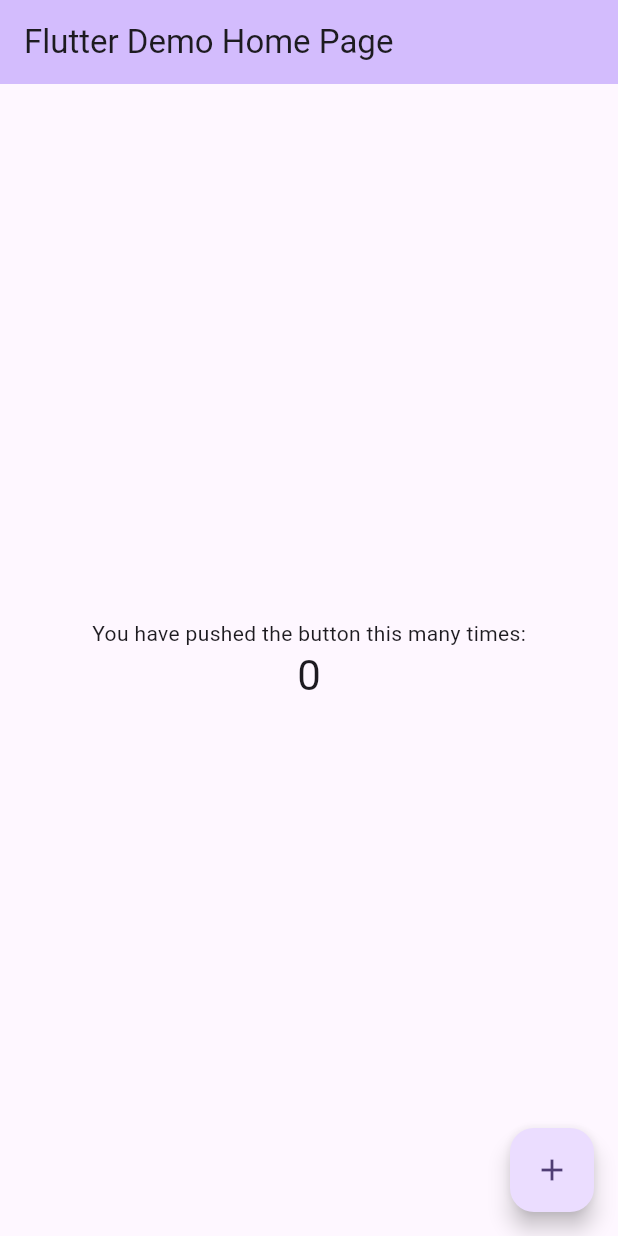
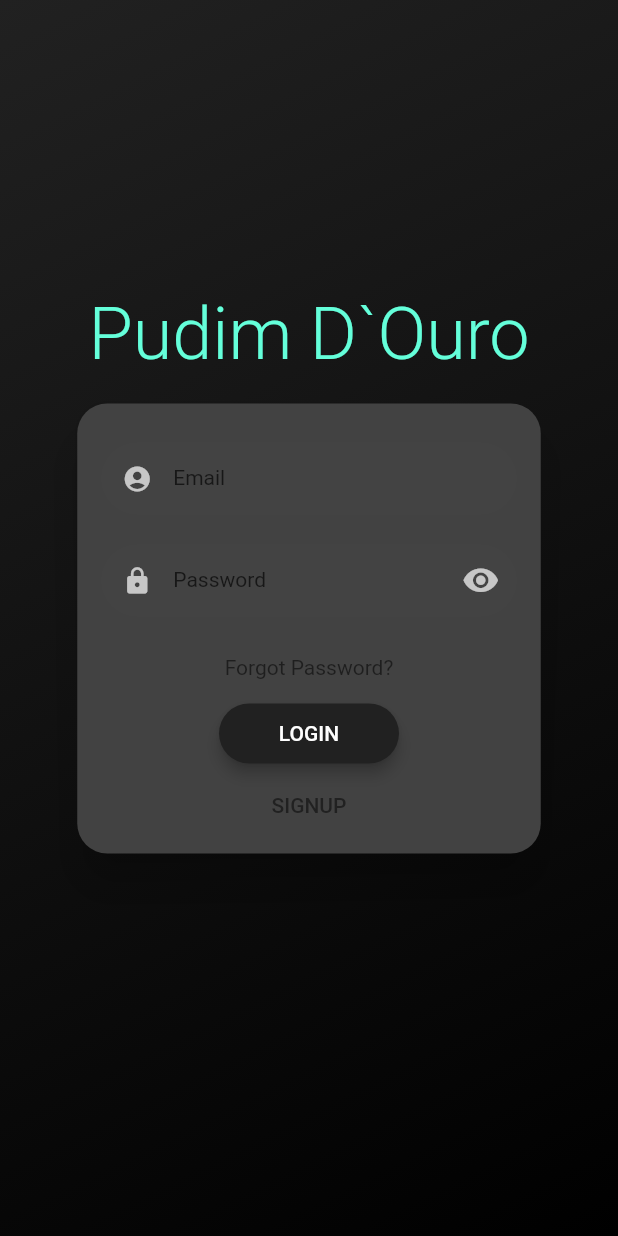
Before and after one commit to EdreiFernandes/pudim_douro, a Flutter app: the screen it shows after launch, on a phone screen of 412 x 824 dp. Run offline on Flutter 3.47's test engine with Material 2 defaults, Android fonts, the phone set to English and light mode, and no system bars; drawn by our look-alikes of flutter_login.

Commit message:
Creating login template (#1)
* Using flutter_login

* Using dark theme

```diff
--- a/pudim_douro/lib/main.dart
+++ b/pudim_douro/lib/main.dart
@@ -1,4 +1,5 @@
 import 'package:flutter/material.dart';
+import 'package:pudim_douro/screens/login_screen.dart';
 
 void main() {
   runApp(const MyApp());
@@ -7,119 +8,12 @@ void main() {
 class MyApp extends StatelessWidget {
   const MyApp({super.key});
 
-  // This widget is the root of your application.
   @override
   Widget build(BuildContext context) {
     return MaterialApp(
       title: 'Flutter Demo',
-      theme: ThemeData(
-        // This is the theme of your application.
-        //
-        // TRY THIS: Try running your application with "flutter run". You'll see
-        // the application has a blue toolbar. Then, without quitting the app,
-        // try changing the seedColor in the colorScheme below to Colors.green
-        // and then invoke "hot reload" (save your changes or press the "hot
-        // reload" button in a Flutter-supported IDE, or press "r" if you used
-        // the command line to start the app).
-        //
-        // Notice that the counter didn't reset back to zero; the application
-        // state is not lost during the reload. To reset the state, use hot
-        // restart instead.
-        //
-        // This works for code too, not just values: Most code changes can be
-        // tested with just a hot reload.
-        colorScheme: ColorScheme.fromSeed(seedColor: Colors.deepPurple),
-        useMaterial3: true,
-      ),
-      home: const MyHomePage(title: 'Flutter Demo Home Page'),
+      theme: ThemeData.dark(),
+      home: const LoginScreen(),
     );
   }
 }
-
-class MyHomePage extends StatefulWidget {
-  const MyHomePage({super.key, required this.title});
-
-  // This widget is the home page of your application. It is stateful, meaning
-  // that it has a State object (defined below) that contains fields that affect
-  // how it looks.
-
-  // This class is the configuration for the state. It holds the values (in this
-  // case the title) provided by the parent (in this case the App widget) and
-  // used by the build method of the State. Fields in a Widget subclass are
-  // always marked "final".
-
-  final String title;
-
-  @override
-  State<MyHomePage> createState() => _MyHomePageState();
-}
-
-class _MyHomePageState extends State<MyHomePage> {
-  int _counter = 0;
-
-  void _incrementCounter() {
-    setState(() {
-      // This call to setState tells the Flutter framework that something has
-      // changed in this State, which causes it to rerun the build method below
-      // so that the display can reflect the updated values. If we changed
-      // _counter without calling setState(), then the build method would not be
-      // called again, and so nothing would appear to happen.
-      _counter++;
-    });
-  }
-
-  @override
-  Widget build(BuildContext context) {
-    // This method is rerun every time setState is called, for instance as done
-    // by the _incrementCounter method above.
-    //
-    // The Flutter framework has been optimized to make rerunning build methods
-    // fast, so that you can just rebuild anything that needs updating rather
-    // than having to individually change instances of widgets.
-    return Scaffold(
-      appBar: AppBar(
-        // TRY THIS: Try changing the color here to a specific color (to
-        // Colors.amber, perhaps?) and trigger a hot reload to see the AppBar
-        // change color while the other colors stay the same.
-        backgroundColor: Theme.of(context).colorScheme.inversePrimary,
-        // Here we take the value from the MyHomePage object that was created by
-        // the App.build method, and use it to set our appbar title.
-        title: Text(widget.title),
-      ),
-      body: Center(
-        // Center is a layout widget. It takes a single child and positions it
-        // in the middle of the parent.
-        child: Column(
-          // Column is also a layout widget. It takes a list of children and
-          // arranges them vertically. By default, it sizes itself to fit its
-          // children horizontally, and tries to be as tall as its parent.
-          //
-          // Column has various properties to control how it sizes itself and
-          // how it positions its children. Here we use mainAxisAlignment to
-          // center the children vertically; the main axis here is the vertical
-          // axis because Columns are vertical (the cross axis would be
-          // horizontal).
-          //
-          // TRY THIS: Invoke "debug painting" (choose the "Toggle Debug Paint"
-          // action in the IDE, or press "p" in the console), to see the
-          // wireframe for each widget.
-          mainAxisAlignment: MainAxisAlignment.center,
-          children: <Widget>[
-            const Text(
-              'You have pushed the button this many times:',
-            ),
-            Text(
-              '$_counter',
-              style: Theme.of(context).textTheme.headlineMedium,
-            ),
-          ],
-        ),
-      ),
-      floatingActionButton: FloatingActionButton(
-        onPressed: _incrementCounter,
-        tooltip: 'Increment',
-        child: const Icon(Icons.add),
-      ), // This trailing comma makes auto-formatting nicer for build methods.
-    );
-  }
-}
--- /dev/null
+++ b/pudim_douro/lib/screens/login_screen.dart
@@ -0,0 +1,58 @@
+import 'package:flutter/material.dart';
+import 'package:flutter_login/flutter_login.dart';
+
+const users = {
+  'user@teste.com': '123',
+  'admin@teste.com': 'admin',
+};
+
+class LoginScreen extends StatelessWidget {
+  const LoginScreen({super.key});
+
+  Duration get loginTime => const Duration(milliseconds: 2250);
+
+  Future<String?> _authUser(LoginData data) {
+    debugPrint('Name: ${data.name}, Password: ${data.password}');
+    return Future.delayed(loginTime).then((_) {
+      if (!users.containsKey(data.name)) {
+        return 'User not exists';
+      }
+      if (users[data.name] != data.password) {
+        return 'Password does not match';
+      }
+      return null;
+    });
+  }
+
+  Future<String?> _signupUser(SignupData data) {
+    debugPrint('Signup Name: ${data.name}, Password: ${data.password}');
+    return Future.delayed(loginTime).then((_) {
+      return null;
+    });
+  }
+
+  Future<String?> _recoverPassword(String name) {
+    debugPrint('Name: $name');
+    return Future.delayed(loginTime).then((_) {
+      if (!users.containsKey(name)) {
+        return 'User not exists';
+      }
+      return null;
+    });
+  }
+
+  @override
+  Widget build(BuildContext context) {
+    return FlutterLogin(
+      title: 'Pudim D`Ouro',
+      onLogin: _authUser,
+      onSignup: _signupUser,
+      onSubmitAnimationCompleted: () {
+        Navigator.of(context).pushReplacement(MaterialPageRoute(
+          builder: (context) => const Placeholder(),
+        ));
+      },
+      onRecoverPassword: _recoverPassword,
+    );
+  }
+}
```
